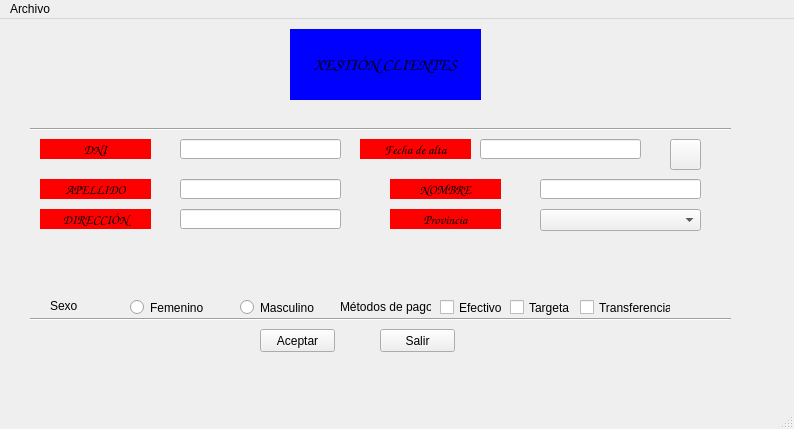
First picture: the form in ventana.ui, repository xMrAvocado/ProyDos, before the edit.
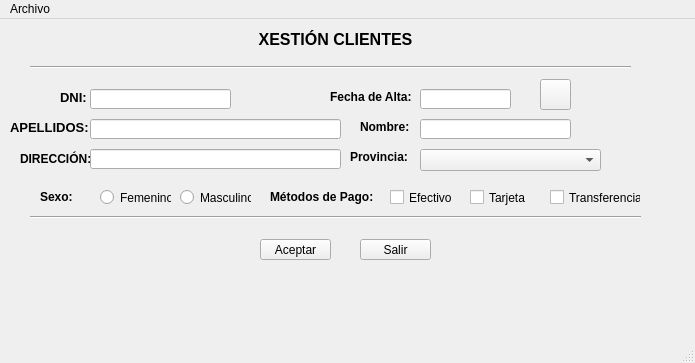
Second picture: the form after the edit. Icons and pictures are not drawn.

What changed in the file:
```diff
--- a/ventana.ui
+++ b/ventana.ui
@@ -6,8 +6,8 @@
    <rect>
     <x>0</x>
     <y>0</y>
-    <width>794</width>
-    <height>429</height>
+    <width>695</width>
+    <height>363</height>
    </rect>
   </property>
   <property name="windowTitle">
@@ -17,35 +17,21 @@
    <widget class="QLabel" name="lblSaludo">
     <property name="geometry">
      <rect>
-      <x>290</x>
+      <x>250</x>
       <y>10</y>
-      <width>191</width>
-      <height>71</height>
+      <width>171</width>
+      <height>21</height>
      </rect>
     </property>
     <property name="font">
      <font>
-      <family>Comic Sans MS</family>
-      <pointsize>13</pointsize>
+      <pointsize>12</pointsize>
       <weight>75</weight>
-      <italic>false</italic>
       <bold>true</bold>
      </font>
     </property>
-    <property name="layoutDirection">
-     <enum>Qt::LeftToRight</enum>
-    </property>
-    <property name="autoFillBackground">
-     <bool>false</bool>
-    </property>
     <property name="styleSheet">
-     <string notr="true">background-color: rgb(0, 0, 255);</string>
-    </property>
-    <property name="lineWidth">
-     <number>1</number>
-    </property>
-    <property name="midLineWidth">
-     <number>0</number>
+     <string notr="true"/>
     </property>
     <property name="text">
      <string>XESTIÓN CLIENTES</string>
@@ -54,239 +40,194 @@
      <set>Qt::AlignCenter</set>
     </property>
    </widget>
+   <widget class="Line" name="line">
+    <property name="geometry">
+     <rect>
+      <x>30</x>
+      <y>40</y>
+      <width>601</width>
+      <height>16</height>
+     </rect>
+    </property>
+    <property name="orientation">
+     <enum>Qt::Horizontal</enum>
+    </property>
+   </widget>
+   <widget class="QLabel" name="lblDNI">
+    <property name="geometry">
+     <rect>
+      <x>60</x>
+      <y>70</y>
+      <width>41</width>
+      <height>16</height>
+     </rect>
+    </property>
+    <property name="font">
+     <font>
+      <pointsize>10</pointsize>
+      <weight>75</weight>
+      <bold>true</bold>
+     </font>
+    </property>
+    <property name="text">
+     <string>DNI: </string>
+    </property>
+   </widget>
+   <widget class="Line" name="line_2">
+    <property name="geometry">
+     <rect>
+      <x>30</x>
+      <y>190</y>
+      <width>611</width>
+      <height>16</height>
+     </rect>
+    </property>
+    <property name="orientation">
+     <enum>Qt::Horizontal</enum>
+    </property>
+   </widget>
+   <widget class="QLineEdit" name="editDni">
+    <property name="geometry">
+     <rect>
+      <x>90</x>
+      <y>70</y>
+      <width>141</width>
+      <height>20</height>
+     </rect>
+    </property>
+   </widget>
+   <widget class="QLabel" name="lblApel">
+    <property name="geometry">
+     <rect>
+      <x>10</x>
+      <y>100</y>
+      <width>81</width>
+      <height>16</height>
+     </rect>
+    </property>
+    <property name="font">
+     <font>
+      <pointsize>10</pointsize>
+      <weight>75</weight>
+      <bold>true</bold>
+     </font>
+    </property>
+    <property name="text">
+     <string>APELLIDOS: </string>
+    </property>
+   </widget>
+   <widget class="QLineEdit" name="editApel">
+    <property name="geometry">
+     <rect>
+      <x>90</x>
+      <y>100</y>
+      <width>251</width>
+      <height>20</height>
+     </rect>
+    </property>
+   </widget>
+   <widget class="QLabel" name="lblNome">
+    <property name="geometry">
+     <rect>
+      <x>360</x>
+      <y>100</y>
+      <width>61</width>
+      <height>16</height>
+     </rect>
+    </property>
+    <property name="font">
+     <font>
+      <weight>75</weight>
+      <bold>true</bold>
+     </font>
+    </property>
+    <property name="text">
+     <string>Nombre: </string>
+    </property>
+   </widget>
+   <widget class="QLineEdit" name="editNome">
+    <property name="geometry">
+     <rect>
+      <x>420</x>
+      <y>100</y>
+      <width>151</width>
+      <height>20</height>
+     </rect>
+    </property>
+   </widget>
    <widget class="QPushButton" name="btnAceptar">
     <property name="geometry">
      <rect>
       <x>260</x>
-      <y>310</y>
-      <width>75</width>
-      <height>23</height>
+      <y>220</y>
+      <width>71</width>
+      <height>21</height>
      </rect>
     </property>
     <property name="text">
      <string>Aceptar</string>
     </property>
    </widget>
-   <widget class="QLabel" name="lblDni">
-    <property name="geometry">
-     <rect>
-      <x>40</x>
-      <y>120</y>
-      <width>111</width>
-      <height>20</height>
-     </rect>
-    </property>
-    <property name="font">
-     <font>
-      <family>Comic Sans MS</family>
-      <pointsize>10</pointsize>
-      <weight>75</weight>
-      <italic>false</italic>
-      <bold>true</bold>
-     </font>
-    </property>
-    <property name="layoutDirection">
-     <enum>Qt::RightToLeft</enum>
-    </property>
-    <property name="autoFillBackground">
-     <bool>false</bool>
-    </property>
-    <property name="styleSheet">
-     <string notr="true">color: rgb(0, 0, 0);
-background-color: rgb(255, 0, 0);</string>
-    </property>
-    <property name="text">
-     <string>DNI</string>
-    </property>
-    <property name="alignment">
-     <set>Qt::AlignCenter</set>
-    </property>
-   </widget>
-   <widget class="QLabel" name="lblApel">
-    <property name="geometry">
-     <rect>
-      <x>40</x>
-      <y>160</y>
-      <width>111</width>
-      <height>20</height>
-     </rect>
-    </property>
-    <property name="font">
-     <font>
-      <family>Comic Sans MS</family>
-      <pointsize>10</pointsize>
-      <weight>75</weight>
-      <bold>true</bold>
-     </font>
-    </property>
-    <property name="layoutDirection">
-     <enum>Qt::RightToLeft</enum>
-    </property>
-    <property name="autoFillBackground">
-     <bool>false</bool>
-    </property>
-    <property name="styleSheet">
-     <string notr="true">color: rgb(0, 0, 0);
-background-color: rgb(255, 0, 0);</string>
-    </property>
-    <property name="text">
-     <string>APELLIDO</string>
-    </property>
-    <property name="alignment">
-     <set>Qt::AlignCenter</set>
-    </property>
-   </widget>
-   <widget class="QLabel" name="lblNome">
-    <property name="geometry">
-     <rect>
-      <x>390</x>
-      <y>160</y>
-      <width>111</width>
-      <height>20</height>
-     </rect>
-    </property>
-    <property name="font">
-     <font>
-      <family>Comic Sans MS</family>
-      <pointsize>10</pointsize>
-      <weight>75</weight>
-      <italic>false</italic>
-      <bold>true</bold>
-     </font>
-    </property>
-    <property name="layoutDirection">
-     <enum>Qt::RightToLeft</enum>
-    </property>
-    <property name="autoFillBackground">
-     <bool>false</bool>
-    </property>
-    <property name="styleSheet">
-     <string notr="true">color: rgb(0, 0, 0);
-background-color: rgb(255, 0, 0);</string>
-    </property>
-    <property name="text">
-     <string>NOMBRE</string>
-    </property>
-    <property name="alignment">
-     <set>Qt::AlignCenter</set>
-    </property>
-   </widget>
    <widget class="QPushButton" name="btnSalir">
     <property name="geometry">
      <rect>
-      <x>380</x>
-      <y>310</y>
-      <width>75</width>
-      <height>23</height>
+      <x>360</x>
+      <y>220</y>
+      <width>71</width>
+      <height>21</height>
      </rect>
     </property>
     <property name="text">
      <string>Salir</string>
     </property>
    </widget>
-   <widget class="QLineEdit" name="editDni">
-    <property name="geometry">
-     <rect>
-      <x>180</x>
-      <y>120</y>
-      <width>161</width>
-      <height>20</height>
-     </rect>
-    </property>
-    <property name="font">
-     <font>
-      <family>Comic Sans MS</family>
-     </font>
-    </property>
-   </widget>
-   <widget class="QLineEdit" name="editApel">
-    <property name="geometry">
-     <rect>
-      <x>180</x>
-      <y>160</y>
-      <width>161</width>
-      <height>20</height>
-     </rect>
-    </property>
-    <property name="font">
-     <font>
-      <family>Comic Sans MS</family>
-     </font>
-    </property>
-   </widget>
-   <widget class="QLineEdit" name="editNome">
-    <property name="geometry">
-     <rect>
-      <x>540</x>
-      <y>160</y>
-      <width>161</width>
-      <height>20</height>
-     </rect>
-    </property>
-    <property name="font">
-     <font>
-      <family>Comic Sans MS</family>
-     </font>
-    </property>
-   </widget>
-   <widget class="Line" name="line">
-    <property name="geometry">
-     <rect>
-      <x>30</x>
-      <y>100</y>
-      <width>701</width>
-      <height>20</height>
-     </rect>
-    </property>
-    <property name="orientation">
-     <enum>Qt::Horizontal</enum>
-    </property>
-   </widget>
-   <widget class="Line" name="line_2">
-    <property name="geometry">
-     <rect>
-      <x>30</x>
-      <y>290</y>
-      <width>701</width>
-      <height>20</height>
-     </rect>
-    </property>
-    <property name="orientation">
-     <enum>Qt::Horizontal</enum>
-    </property>
-   </widget>
    <widget class="QLabel" name="lblValidar">
     <property name="geometry">
      <rect>
-      <x>370</x>
-      <y>120</y>
-      <width>61</width>
-      <height>21</height>
-     </rect>
-    </property>
-    <property name="text">
-     <string/>
-    </property>
-   </widget>
-   <widget class="QLabel" name="lblSexo">
-    <property name="geometry">
-     <rect>
-      <x>50</x>
-      <y>280</y>
+      <x>240</x>
+      <y>70</y>
       <width>47</width>
-      <height>13</height>
+      <height>21</height>
      </rect>
     </property>
+    <property name="font">
+     <font>
+      <family>Comic Sans MS</family>
+      <pointsize>14</pointsize>
+      <weight>75</weight>
+      <italic>true</italic>
+      <bold>true</bold>
+     </font>
+    </property>
     <property name="text">
-     <string>Sexo</string>
+     <string/>
+    </property>
+   </widget>
+   <widget class="QLabel" name="lblSexo">
+    <property name="geometry">
+     <rect>
+      <x>40</x>
+      <y>170</y>
+      <width>41</width>
+      <height>16</height>
+     </rect>
+    </property>
+    <property name="font">
+     <font>
+      <weight>75</weight>
+      <bold>true</bold>
+     </font>
+    </property>
+    <property name="text">
+     <string>Sexo:</string>
     </property>
    </widget>
    <widget class="QRadioButton" name="rbtFem">
     <property name="geometry">
      <rect>
-      <x>130</x>
-      <y>280</y>
-      <width>82</width>
+      <x>100</x>
+      <y>170</y>
+      <width>71</width>
       <height>17</height>
      </rect>
     </property>
@@ -297,9 +238,9 @@
    <widget class="QRadioButton" name="rbtMasc">
     <property name="geometry">
      <rect>
-      <x>240</x>
-      <y>280</y>
-      <width>82</width>
+      <x>180</x>
+      <y>170</y>
+      <width>71</width>
       <height>17</height>
      </rect>
     </property>
@@ -310,21 +251,27 @@
    <widget class="QLabel" name="lblPago">
     <property name="geometry">
      <rect>
-      <x>340</x>
-      <y>280</y>
-      <width>91</width>
+      <x>270</x>
+      <y>170</y>
+      <width>111</width>
       <height>16</height>
      </rect>
     </property>
+    <property name="font">
+     <font>
+      <weight>75</weight>
+      <bold>true</bold>
+     </font>
+    </property>
     <property name="text">
-     <string>Métodos de pago:</string>
+     <string>Métodos de Pago:</string>
     </property>
    </widget>
    <widget class="QCheckBox" name="chkEfec">
     <property name="geometry">
      <rect>
-      <x>440</x>
-      <y>280</y>
+      <x>390</x>
+      <y>170</y>
       <width>70</width>
       <height>17</height>
      </rect>
@@ -336,21 +283,21 @@
    <widget class="QCheckBox" name="chkTar">
     <property name="geometry">
      <rect>
-      <x>510</x>
-      <y>280</y>
+      <x>470</x>
+      <y>170</y>
       <width>70</width>
       <height>17</height>
      </rect>
     </property>
     <property name="text">
-     <string>Targeta</string>
+     <string>Tarjeta</string>
     </property>
    </widget>
    <widget class="QCheckBox" name="chkTrans">
     <property name="geometry">
      <rect>
-      <x>580</x>
-      <y>280</y>
+      <x>550</x>
+      <y>170</y>
       <width>91</width>
       <height>17</height>
      </rect>
@@ -362,92 +309,57 @@
    <widget class="QLabel" name="lblDirec">
     <property name="geometry">
      <rect>
-      <x>40</x>
-      <y>190</y>
-      <width>111</width>
+      <x>20</x>
+      <y>130</y>
+      <width>71</width>
       <height>20</height>
      </rect>
     </property>
     <property name="font">
      <font>
-      <family>Comic Sans MS</family>
-      <pointsize>10</pointsize>
       <weight>75</weight>
       <bold>true</bold>
      </font>
     </property>
-    <property name="layoutDirection">
-     <enum>Qt::RightToLeft</enum>
-    </property>
-    <property name="autoFillBackground">
-     <bool>false</bool>
-    </property>
-    <property name="styleSheet">
-     <string notr="true">color: rgb(0, 0, 0);
-background-color: rgb(255, 0, 0);</string>
-    </property>
     <property name="text">
-     <string>DIRECCIÓN</string>
-    </property>
-    <property name="alignment">
-     <set>Qt::AlignCenter</set>
+     <string>DIRECCIÓN:</string>
     </property>
    </widget>
    <widget class="QLineEdit" name="editDirec">
     <property name="geometry">
      <rect>
-      <x>180</x>
-      <y>190</y>
-      <width>161</width>
+      <x>90</x>
+      <y>130</y>
+      <width>251</width>
       <height>20</height>
      </rect>
     </property>
-    <property name="font">
-     <font>
-      <family>Comic Sans MS</family>
-     </font>
-    </property>
    </widget>
    <widget class="QLabel" name="lblProv">
     <property name="geometry">
      <rect>
-      <x>390</x>
-      <y>190</y>
-      <width>111</width>
-      <height>20</height>
+      <x>350</x>
+      <y>130</y>
+      <width>61</width>
+      <height>16</height>
      </rect>
     </property>
     <property name="font">
      <font>
-      <family>Comic Sans MS</family>
-      <pointsize>10</pointsize>
       <weight>75</weight>
       <bold>true</bold>
      </font>
     </property>
-    <property name="layoutDirection">
-     <enum>Qt::RightToLeft</enum>
-    </property>
-    <property name="autoFillBackground">
-     <bool>false</bool>
-    </property>
-    <property name="styleSheet">
-     <string notr="true">color: rgb(0, 0, 0);
-background-color: rgb(255, 0, 0);</string>
-    </property>
     <property name="text">
-     <string>Provincia</string>
-    </property>
-    <property name="alignment">
-     <set>Qt::AlignCenter</set>
+     <string>Provincia:</string>
     </property>
    </widget>
    <widget class="QComboBox" name="cbxProv">
     <property name="geometry">
      <rect>
-      <x>540</x>
-      <y>190</y>
-      <width>161</width>
+      <x>420</x>
+      <y>130</y>
+      <width>181</width>
       <height>22</height>
      </rect>
     </property>
@@ -455,58 +367,37 @@
    <widget class="QLabel" name="lblClialta">
     <property name="geometry">
      <rect>
-      <x>360</x>
-      <y>120</y>
-      <width>111</width>
-      <height>20</height>
+      <x>330</x>
+      <y>70</y>
+      <width>81</width>
+      <height>16</height>
      </rect>
     </property>
     <property name="font">
      <font>
-      <family>Comic Sans MS</family>
-      <pointsize>10</pointsize>
       <weight>75</weight>
-      <italic>false</italic>
       <bold>true</bold>
      </font>
     </property>
-    <property name="layoutDirection">
-     <enum>Qt::RightToLeft</enum>
-    </property>
-    <property name="autoFillBackground">
-     <bool>false</bool>
-    </property>
-    <property name="styleSheet">
-     <string notr="true">color: rgb(0, 0, 0);
-background-color: rgb(255, 0, 0);</string>
-    </property>
     <property name="text">
-     <string>Fecha de alta</string>
-    </property>
-    <property name="alignment">
-     <set>Qt::AlignCenter</set>
+     <string>Fecha de Alta:</string>
     </property>
    </widget>
    <widget class="QLineEdit" name="editClialta">
     <property name="geometry">
      <rect>
-      <x>480</x>
-      <y>120</y>
-      <width>161</width>
+      <x>420</x>
+      <y>70</y>
+      <width>91</width>
       <height>20</height>
      </rect>
     </property>
-    <property name="font">
-     <font>
-      <family>Comic Sans MS</family>
-     </font>
-    </property>
    </widget>
    <widget class="QPushButton" name="btnCalendar">
     <property name="geometry">
      <rect>
-      <x>670</x>
-      <y>120</y>
+      <x>540</x>
+      <y>60</y>
       <width>31</width>
       <height>31</height>
      </rect>
@@ -531,7 +422,7 @@
     <rect>
      <x>0</x>
      <y>0</y>
-     <width>794</width>
+     <width>695</width>
      <height>21</height>
     </rect>
    </property>
```
Left out of the diff: 19 changed lines with no effect on the pictures.
